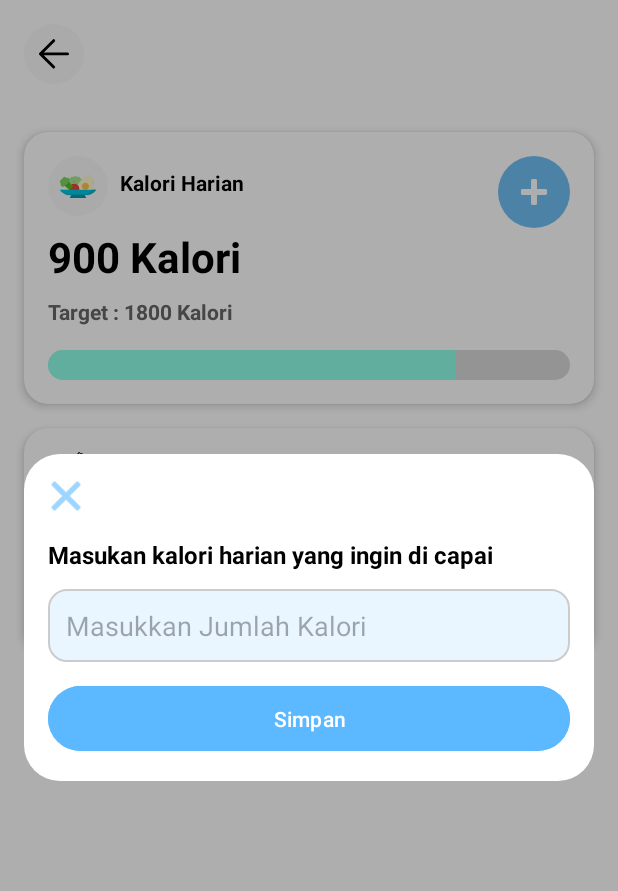
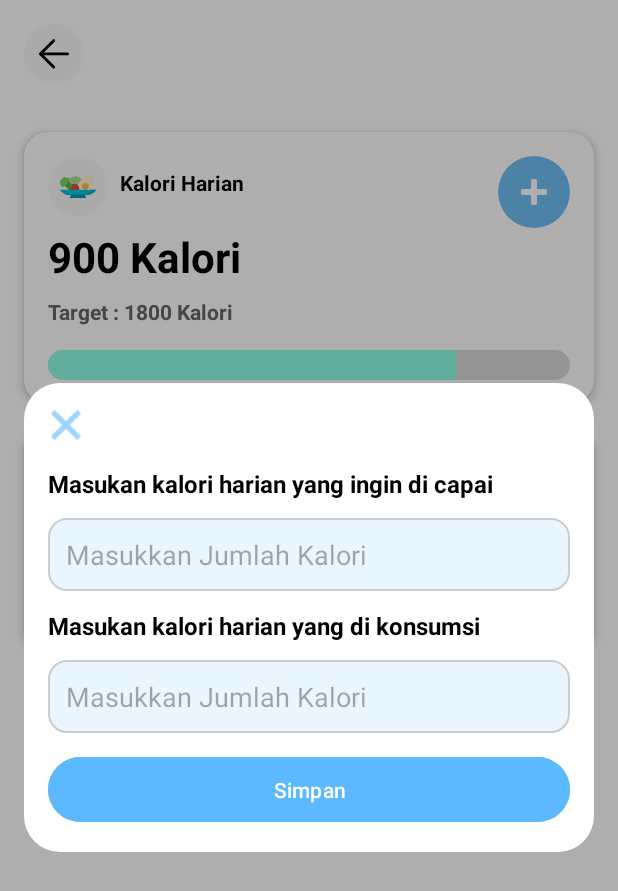
Before and after one commit to alifnrhman/sehatbersama, an Android app: the KaloriPage screen opened directly, with no data from a screen before it, after a tap on "Add Kalori", on a phone screen of 412 x 824 dp. Shown: the top 891 px of the screen. Run offline under Robolectric (Android 15) with nearby library versions, the phone set to English and light mode, and no system bars; our stand-ins replace CircleImageView.

Commit message:
menambah form di dialog kalori

```diff
--- a/app/src/main/res/layout/dialog_kalori_popup.xml
+++ b/app/src/main/res/layout/dialog_kalori_popup.xml
@@ -58,6 +58,25 @@
                     android:padding="12dp"
                     android:layout_marginBottom="12dp" />
 
+                <TextView
+                    android:text="Masukan kalori harian yang di konsumsi"
+                    android:textStyle="bold"
+                    android:textSize="16sp"
+                    android:layout_marginBottom="12dp"
+                    android:textColor="#000000"
+                    android:layout_width="wrap_content"
+                    android:layout_height="wrap_content" />
+
+                <EditText
+                    android:id="@+id/inputCarb"
+                    android:hint="Masukkan Jumlah Kalori"
+                    android:layout_width="match_parent"
+                    android:layout_height="wrap_content"
+                    android:inputType="numberDecimal"
+                    android:background="@drawable/edittext_background"
+                    android:padding="12dp"
+                    android:layout_marginBottom="12dp" />
+
                 <Button
                     android:id="@+id/btnSave"
                     android:text="Simpan"
```
